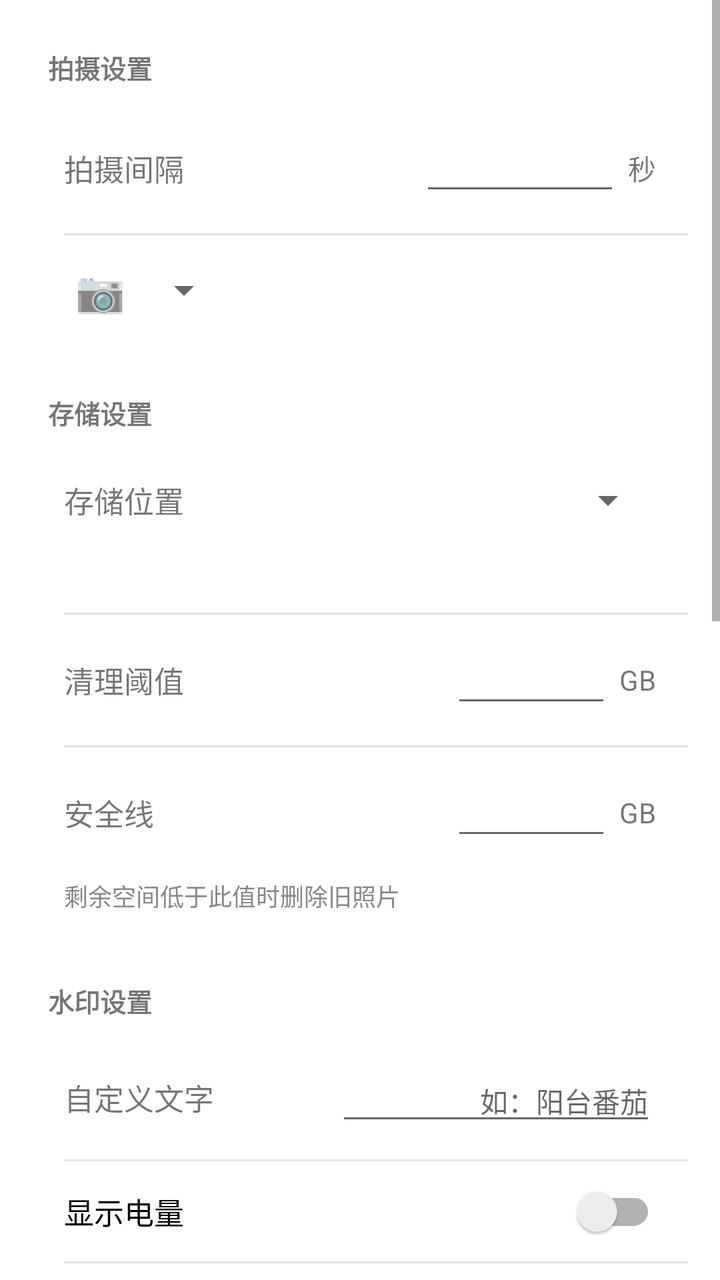
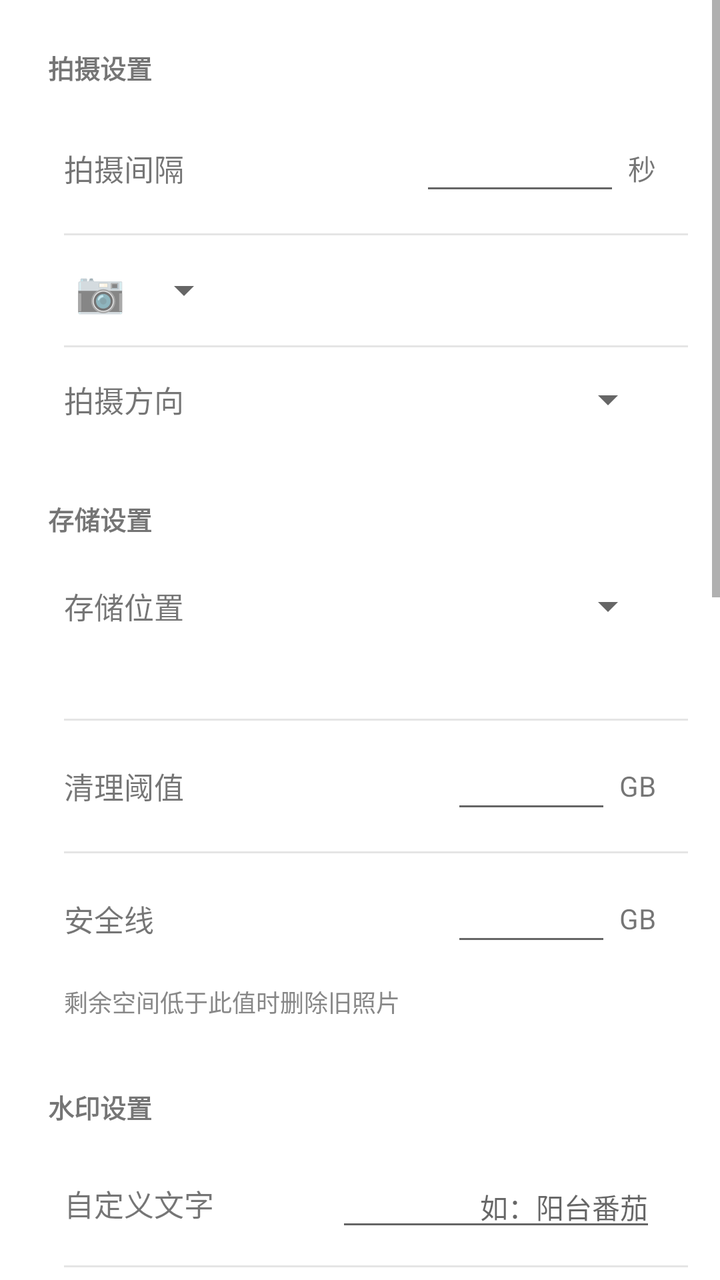

Screens rendered from an Android XML layout before and after an edit, with the pre-edit source and the edit as a unified diff.
<!-- AndroidManifest.xml: application theme Theme.TimeLapseCamera -->
<!-- res/layout/fragment_settings.xml -->
<?xml version="1.0" encoding="utf-8"?>
<ScrollView xmlns:android="http://schemas.android.com/apk/res/android"
    xmlns:app="http://schemas.android.com/apk/res-auto"
    android:layout_width="match_parent"
    android:layout_height="match_parent">

    <LinearLayout
        android:layout_width="match_parent"
        android:layout_height="wrap_content"
        android:orientation="vertical"
        android:padding="16dp">

        
        <TextView
            android:layout_width="match_parent"
            android:layout_height="wrap_content"
            android:padding="8dp"
            android:text="@string/settings_capture_group"
            android:textSize="13sp"
            android:textStyle="bold" />

        <com.google.android.material.card.MaterialCardView
            android:layout_width="match_parent"
            android:layout_height="wrap_content"
            android:layout_marginBottom="16dp"
            app:cardCornerRadius="12dp"
            app:cardElevation="0dp">

            <LinearLayout
                android:layout_width="match_parent"
                android:layout_height="wrap_content"
                android:orientation="vertical">

                <LinearLayout
                    android:layout_width="match_parent"
                    android:layout_height="wrap_content"
                    android:orientation="horizontal"
                    android:gravity="center_vertical"
                    android:paddingHorizontal="16dp"
                    android:paddingVertical="14dp">

                    <TextView
                        android:layout_width="0dp"
                        android:layout_height="wrap_content"
                        android:layout_weight="1"
                        android:text="@string/settings_interval"
                        android:textSize="15sp" />

                    <com.google.android.material.textfield.TextInputEditText
                        android:id="@+id/etInterval"
                        android:layout_width="100dp"
                        android:layout_height="wrap_content"
                        android:inputType="number"
                        android:maxLength="5"
                        android:gravity="end"
                        android:textSize="15sp" />

                    <TextView
                        android:layout_width="wrap_content"
                        android:layout_height="wrap_content"
                        android:layout_marginStart="4dp"
                        android:text="@string/settings_seconds"
                        android:textSize="14sp" />
                </LinearLayout>

                <View
                    android:layout_width="match_parent"
                    android:layout_height="1dp"
                    android:background="#1A000000"
                    android:layout_marginStart="16dp" />

                <LinearLayout
                    android:layout_width="match_parent"
                    android:layout_height="wrap_content"
                    android:orientation="horizontal"
                    android:gravity="center_vertical"
                    android:paddingHorizontal="16dp"
                    android:paddingVertical="14dp">

                    <TextView
                        android:layout_width="36dp"
                        android:layout_height="wrap_content"
                        android:gravity="center"
                        android:text="📷"
                        android:textSize="20sp" />

                    <Spinner
                        android:id="@+id/spinnerCamera"
                        android:layout_width="wrap_content"
                        android:layout_height="wrap_content" />
                </LinearLayout>
            </LinearLayout>
        </com.google.android.material.card.MaterialCardView>

        
        <TextView
            android:layout_width="match_parent"
            android:layout_height="wrap_content"
            android:padding="8dp"
            android:text="@string/settings_storage_group"
            android:textSize="13sp"
            android:textStyle="bold" />

        <com.google.android.material.card.MaterialCardView
            android:layout_width="match_parent"
            android:layout_height="wrap_content"
            android:layout_marginBottom="16dp"
            app:cardCornerRadius="12dp"
            app:cardElevation="0dp">

            <LinearLayout
                android:layout_width="match_parent"
                android:layout_height="wrap_content"
                android:orientation="vertical">

                <LinearLayout
                    android:layout_width="match_parent"
                    android:layout_height="wrap_content"
                    android:orientation="horizontal"
                    android:gravity="center_vertical"
                    android:paddingHorizontal="16dp"
                    android:paddingVertical="14dp">

                    <TextView
                        android:layout_width="0dp"
                        android:layout_height="wrap_content"
                        android:layout_weight="1"
                        android:text="@string/settings_storage_location"
                        android:textSize="15sp" />

                    <Spinner
                        android:id="@+id/spinnerStorageLocation"
                        android:layout_width="wrap_content"
                        android:layout_height="wrap_content" />
                </LinearLayout>

                <TextView
                    android:id="@+id/tvStoragePath"
                    android:layout_width="match_parent"
                    android:layout_height="wrap_content"
                    android:paddingHorizontal="16dp"
                    android:paddingBottom="14dp"
                    android:textSize="12sp"
                    android:textColor="#888888" />

                <View
                    android:layout_width="match_parent"
                    android:layout_height="1dp"
                    android:background="#1A000000"
                    android:layout_marginStart="16dp" />

                <LinearLayout
                    android:layout_width="match_parent"
                    android:layout_height="wrap_content"
                    android:orientation="horizontal"
                    android:gravity="center_vertical"
                    android:paddingHorizontal="16dp"
                    android:paddingVertical="14dp">

                    <TextView
                        android:layout_width="0dp"
                        android:layout_height="wrap_content"
                        android:layout_weight="1"
                        android:text="@string/settings_storage_threshold"
                        android:textSize="15sp" />

                    <com.google.android.material.textfield.TextInputEditText
                        android:id="@+id/etStorageThreshold"
                        android:layout_width="80dp"
                        android:layout_height="wrap_content"
                        android:inputType="numberDecimal"
                        android:maxLength="4"
                        android:gravity="end"
                        android:textSize="15sp" />

                    <TextView
                        android:layout_width="wrap_content"
                        android:layout_height="wrap_content"
                        android:layout_marginStart="4dp"
                        android:text="@string/settings_storage_gb"
                        android:textSize="14sp" />
                </LinearLayout>

                <View
                    android:layout_width="match_parent"
                    android:layout_height="1dp"
                    android:background="#1A000000"
                    android:layout_marginStart="16dp" />

                <LinearLayout
                    android:layout_width="match_parent"
                    android:layout_height="wrap_content"
                    android:orientation="horizontal"
                    android:gravity="center_vertical"
                    android:paddingHorizontal="16dp"
                    android:paddingVertical="14dp">

                    <TextView
                        android:layout_width="0dp"
                        android:layout_height="wrap_content"
                        android:layout_weight="1"
                        android:text="@string/settings_storage_safe_line"
                        android:textSize="15sp" />

                    <com.google.android.material.textfield.TextInputEditText
                        android:id="@+id/etStorageSafeLine"
                        android:layout_width="80dp"
                        android:layout_height="wrap_content"
                        android:inputType="numberDecimal"
                        android:maxLength="4"
                        android:gravity="end"
                        android:textSize="15sp" />

                    <TextView
                        android:layout_width="wrap_content"
                        android:layout_height="wrap_content"
                        android:layout_marginStart="4dp"
                        android:text="@string/settings_storage_gb"
                        android:textSize="14sp" />
                </LinearLayout>

                <TextView
                    android:layout_width="match_parent"
                    android:layout_height="wrap_content"
                    android:paddingHorizontal="16dp"
                    android:paddingBottom="10dp"
                    android:text="@string/settings_storage_threshold_desc"
                    android:textSize="12sp"
                    android:textColor="#888888" />
            </LinearLayout>
        </com.google.android.material.card.MaterialCardView>

        
        <TextView
            android:layout_width="match_parent"
            android:layout_height="wrap_content"
            android:padding="8dp"
            android:text="@string/settings_watermark_group"
            android:textSize="13sp"
            android:textStyle="bold" />

        <com.google.android.material.card.MaterialCardView
            android:layout_width="match_parent"
            android:layout_height="wrap_content"
            android:layout_marginBottom="16dp"
            app:cardCornerRadius="12dp"
            app:cardElevation="0dp">

            <LinearLayout
                android:layout_width="match_parent"
                android:layout_height="wrap_content"
                android:orientation="vertical">

                <LinearLayout
                    android:layout_width="match_parent"
                    android:layout_height="wrap_content"
                    android:orientation="horizontal"
                    android:gravity="center_vertical"
                    android:paddingHorizontal="16dp"
                    android:paddingVertical="12dp">

                    <TextView
                        android:layout_width="0dp"
                        android:layout_height="wrap_content"
                        android:layout_weight="1"
                        android:text="@string/settings_watermark_text"
                        android:textSize="15sp" />

                    <com.google.android.material.textfield.TextInputEditText
                        android:id="@+id/etWatermarkText"
                        android:layout_width="160dp"
                        android:layout_height="wrap_content"
                        android:inputType="text"
                        android:maxLength="50"
                        android:gravity="end"
                        android:textSize="14sp"
                        android:hint="@string/settings_watermark_hint" />
                </LinearLayout>

                <View
                    android:layout_width="match_parent"
                    android:layout_height="1dp"
                    android:background="#1A000000"
                    android:layout_marginStart="16dp" />

                <androidx.appcompat.widget.SwitchCompat
                    android:id="@+id/switchBattery"
                    android:layout_width="match_parent"
                    android:layout_height="wrap_content"
                    android:paddingHorizontal="16dp"
                    android:paddingVertical="14dp"
                    android:text="@string/settings_watermark_battery"
                    android:textSize="15sp" />

                <View
                    android:layout_width="match_parent"
                    android:layout_height="1dp"
                    android:background="#1A000000"
                    android:layout_marginStart="16dp" />

                <androidx.appcompat.widget.SwitchCompat
                    android:id="@+id/switchStorage"
                    android:layout_width="match_parent"
                    android:layout_height="wrap_content"
                    android:paddingHorizontal="16dp"
                    android:paddingVertical="14dp"
                    android:text="@string/settings_watermark_storage"
                    android:textSize="15sp" />

                <View
                    android:layout_width="match_parent"
                    android:layout_height="1dp"
                    android:background="#1A000000"
                    android:layout_marginStart="16dp" />

                <androidx.appcompat.widget.SwitchCompat
                    android:id="@+id/switchTemperature"
                    android:layout_width="match_parent"
                    android:layout_height="wrap_content"
                    android:paddingHorizontal="16dp"
                    android:paddingVertical="14dp"
                    android:text="@string/settings_watermark_temperature"
                    android:textSize="15sp" />
            </LinearLayout>
        </com.google.android.material.card.MaterialCardView>

        
        <TextView
            android:layout_width="match_parent"
            android:layout_height="wrap_content"
            android:padding="8dp"
            android:text="@string/settings_permission_group"
            android:textSize="13sp"
            android:textStyle="bold" />

        <com.google.android.material.card.MaterialCardView
            android:layout_width="match_parent"
            android:layout_height="wrap_content"
            android:layout_marginBottom="16dp"
            app:cardCornerRadius="12dp"
            app:cardElevation="0dp">

            <LinearLayout
                android:layout_width="match_parent"
                android:layout_height="wrap_content"
                android:orientation="vertical">

                <LinearLayout
                    android:id="@+id/rowCameraPermission"
                    android:layout_width="match_parent"
                    android:layout_height="wrap_content"
                    android:orientation="horizontal"
                    android:gravity="center_vertical"
                    android:paddingHorizontal="16dp"
                    android:paddingVertical="14dp"
                    android:background="?attr/selectableItemBackground">

                    <TextView
                        android:layout_width="0dp"
                        android:layout_height="wrap_content"
                        android:layout_weight="1"
                        android:text="@string/settings_camera_permission"
                        android:textSize="15sp" />

                    <TextView
                        android:id="@+id/tvCameraPermission"
                        android:layout_width="wrap_content"
                        android:layout_height="wrap_content"
                        android:textSize="14sp" />
                </LinearLayout>

                <View
                    android:layout_width="match_parent"
                    android:layout_height="1dp"
                    android:background="#1A000000"
                    android:layout_marginStart="16dp" />

                <LinearLayout
                    android:id="@+id/rowNotificationPermission"
                    android:layout_width="match_parent"
                    android:layout_height="wrap_content"
                    android:orientation="horizontal"
                    android:gravity="center_vertical"
                    android:paddingHorizontal="16dp"
                    android:paddingVertical="14dp"
                    android:background="?attr/selectableItemBackground">

                    <TextView
                        android:layout_width="0dp"
                        android:layout_height="wrap_content"
                        android:layout_weight="1"
                        android:text="@string/settings_notification_permission"
                        android:textSize="15sp" />

                    <TextView
                        android:id="@+id/tvNotificationPermission"
                        android:layout_width="wrap_content"
                        android:layout_height="wrap_content"
                        android:textSize="14sp" />
                </LinearLayout>

                <View
                    android:layout_width="match_parent"
                    android:layout_height="1dp"
                    android:background="#1A000000"
                    android:layout_marginStart="16dp" />

                <LinearLayout
                    android:id="@+id/rowExactAlarm"
                    android:layout_width="match_parent"
                    android:layout_height="wrap_content"
                    android:orientation="horizontal"
                    android:gravity="center_vertical"
                    android:paddingHorizontal="16dp"
                    android:paddingVertical="14dp"
                    android:background="?attr/selectableItemBackground">

                    <TextView
                        android:layout_width="0dp"
                        android:layout_height="wrap_content"
                        android:layout_weight="1"
                        android:text="@string/settings_exact_alarm"
                        android:textSize="15sp" />

                    <TextView
                        android:id="@+id/tvExactAlarm"
                        android:layout_width="wrap_content"
                        android:layout_height="wrap_content"
                        android:textSize="14sp" />
                </LinearLayout>

                <View
                    android:layout_width="match_parent"
                    android:layout_height="1dp"
                    android:background="#1A000000"
                    android:layout_marginStart="16dp" />

                <LinearLayout
                    android:id="@+id/rowBatteryOptimization"
                    android:layout_width="match_parent"
                    android:layout_height="wrap_content"
                    android:orientation="horizontal"
                    android:gravity="center_vertical"
                    android:paddingHorizontal="16dp"
                    android:paddingVertical="14dp"
                    android:background="?attr/selectableItemBackground">

                    <TextView
                        android:layout_width="0dp"
                        android:layout_height="wrap_content"
                        android:layout_weight="1"
                        android:text="@string/settings_battery_optimization"
                        android:textSize="15sp" />

                    <TextView
                        android:id="@+id/tvBatteryOptimization"
                        android:layout_width="wrap_content"
                        android:layout_height="wrap_content"
                        android:textSize="14sp" />
                </LinearLayout>

                <View
                    android:layout_width="match_parent"
                    android:layout_height="1dp"
                    android:background="#1A000000"
                    android:layout_marginStart="16dp" />

                <LinearLayout
                    android:id="@+id/rowAppDetails"
                    android:layout_width="match_parent"
                    android:layout_height="wrap_content"
                    android:orientation="horizontal"
                    android:gravity="center_vertical"
                    android:paddingHorizontal="16dp"
                    android:paddingVertical="14dp"
                    android:background="?attr/selectableItemBackground">

                    <TextView
                        android:layout_width="0dp"
                        android:layout_height="wrap_content"
                        android:layout_weight="1"
                        android:text="@string/settings_app_details"
                        android:textSize="15sp" />

                    <TextView
                        android:layout_width="wrap_content"
                        android:layout_height="wrap_content"
                        android:text="@string/settings_go_to_settings"
                        android:textSize="14sp" />
                </LinearLayout>
            </LinearLayout>
        </com.google.android.material.card.MaterialCardView>

        
        <TextView
            android:layout_width="match_parent"
            android:layout_height="wrap_content"
            android:padding="8dp"
            android:text="@string/settings_remote_group"
            android:textSize="13sp"
            android:textStyle="bold" />

        <com.google.android.material.card.MaterialCardView
            android:layout_width="match_parent"
            android:layout_height="wrap_content"
            android:layout_marginBottom="16dp"
            app:cardCornerRadius="12dp"
            app:cardElevation="0dp">

            <LinearLayout
                android:layout_width="match_parent"
                android:layout_height="wrap_content"
                android:orientation="vertical"
                android:paddingHorizontal="16dp"
                android:paddingVertical="14dp">

                <com.google.android.material.textfield.TextInputEditText
                    android:id="@+id/etRemoteUrl"
                    android:layout_width="match_parent"
                    android:layout_height="wrap_content"
                    android:inputType="textUri"
                    android:maxLength="500"
                    android:textSize="14sp"
                    android:hint="@string/settings_remote_url_hint" />

                <TextView
                    android:layout_width="match_parent"
                    android:layout_height="wrap_content"
                    android:layout_marginTop="6dp"
                    android:text="@string/settings_remote_desc"
                    android:textSize="12sp" />
            </LinearLayout>
        </com.google.android.material.card.MaterialCardView>

        
        <TextView
            android:layout_width="match_parent"
            android:layout_height="wrap_content"
            android:padding="8dp"
            android:text="@string/settings_about_group"
            android:textSize="13sp"
            android:textStyle="bold" />

        <com.google.android.material.card.MaterialCardView
            android:layout_width="match_parent"
            android:layout_height="wrap_content"
            android:layout_marginBottom="24dp"
            app:cardCornerRadius="12dp"
            app:cardElevation="0dp">

            <LinearLayout
                android:layout_width="match_parent"
                android:layout_height="wrap_content"
                android:orientation="vertical"
                android:paddingHorizontal="16dp"
                android:paddingVertical="14dp">

                <TextView
                    android:layout_width="match_parent"
                    android:layout_height="wrap_content"
                    android:text="@string/settings_version"
                    android:textSize="15sp" />
            </LinearLayout>
        </com.google.android.material.card.MaterialCardView>

    </LinearLayout>
</ScrollView>
<!-- resources referenced by this layout -->
<resources>
  <string name="settings_about_group">关于</string>
  <string name="settings_app_details">系统设置（自启动/后台等）</string>
  <string name="settings_battery_optimization">忽略电池优化</string>
  <string name="settings_camera_permission">相机权限</string>
  <string name="settings_capture_group">拍摄设置</string>
  <string name="settings_exact_alarm">精确闹钟</string>
  <string name="settings_go_to_settings">前往 →</string>
  <string name="settings_interval">拍摄间隔</string>
  <string name="settings_notification_permission">通知权限</string>
  <string name="settings_permission_group">权限与保活</string>
  <string name="settings_remote_desc">返回 15-3600 整数，作为下次拍摄间隔（秒）</string>
  <string name="settings_remote_group">远程配置</string>
  <string name="settings_remote_url_hint">http://example.com/interval</string>
  <string name="settings_seconds">秒</string>
  <string name="settings_storage_gb">GB</string>
  <string name="settings_storage_group">存储设置</string>
  <string name="settings_storage_location">存储位置</string>
  <string name="settings_storage_safe_line">安全线</string>
  <string name="settings_storage_threshold">清理阈值</string>
  <string name="settings_storage_threshold_desc">剩余空间低于此值时删除旧照片</string>
  <string name="settings_version">版本 0.9.4</string>
  <string name="settings_watermark_battery">显示电量</string>
  <string name="settings_watermark_group">水印设置</string>
  <string name="settings_watermark_hint">如：阳台番茄</string>
  <string name="settings_watermark_storage">显示存储</string>
  <string name="settings_watermark_temperature">显示温度</string>
  <string name="settings_watermark_text">自定义文字</string>
  <style name="Theme.TimeLapseCamera" parent="Theme.MaterialComponents.Light.NoActionBar">
          <item name="colorPrimary">@color/primary</item>
          <item name="colorPrimaryVariant">@color/primary_dark</item>
          <item name="colorOnPrimary">@color/white</item>
          <item name="colorSecondary">@color/accent</item>
          <item name="colorOnSecondary">@color/black</item>
          <item name="android:statusBarColor" tools:targetApi="21">@color/primary_dark</item>
      </style>
  <color name="primary">#2E7D32</color>
  <color name="primary_dark">#1B5E20</color>
  <color name="white">#FFFFFF</color>
  <color name="accent">#FF6F00</color>
  <color name="black">#000000</color>
</resources>

<!-- the commit's change to res/layout/fragment_settings.xml (unified diff, before → after) -->
@@ -86,6 +86,33 @@
 
                     <Spinner
                         android:id="@+id/spinnerCamera"
+                        android:layout_width="wrap_content"
+                        android:layout_height="wrap_content" />
+                </LinearLayout>
+
+                <View
+                    android:layout_width="match_parent"
+                    android:layout_height="1dp"
+                    android:background="#1A000000"
+                    android:layout_marginStart="16dp" />
+
+                <LinearLayout
+                    android:layout_width="match_parent"
+                    android:layout_height="wrap_content"
+                    android:orientation="horizontal"
+                    android:gravity="center_vertical"
+                    android:paddingHorizontal="16dp"
+                    android:paddingVertical="14dp">
+
+                    <TextView
+                        android:layout_width="0dp"
+                        android:layout_height="wrap_content"
+                        android:layout_weight="1"
+                        android:text="@string/settings_shot_rotation"
+                        android:textSize="15sp" />
+
+                    <Spinner
+                        android:id="@+id/spinnerShotRotation"
                         android:layout_width="wrap_content"
                         android:layout_height="wrap_content" />
                 </LinearLayout>
<!-- resource entries referenced after the edit -->
@@ -14,6 +14,7 @@
   <string name="settings_remote_group">远程配置</string>
   <string name="settings_remote_url_hint">http://example.com/interval</string>
   <string name="settings_seconds">秒</string>
+  <string name="settings_shot_rotation">拍摄方向</string>
   <string name="settings_storage_gb">GB</string>
   <string name="settings_storage_group">存储设置</string>
   <string name="settings_storage_location">存储位置</string>
